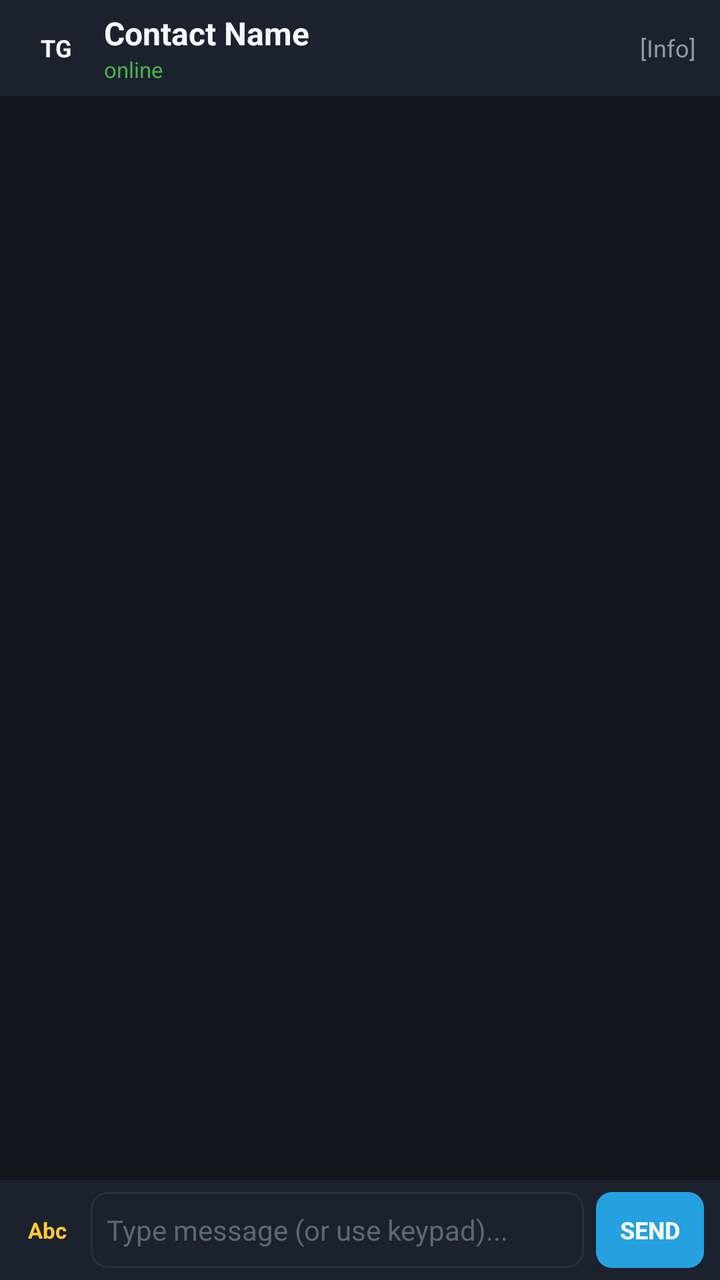
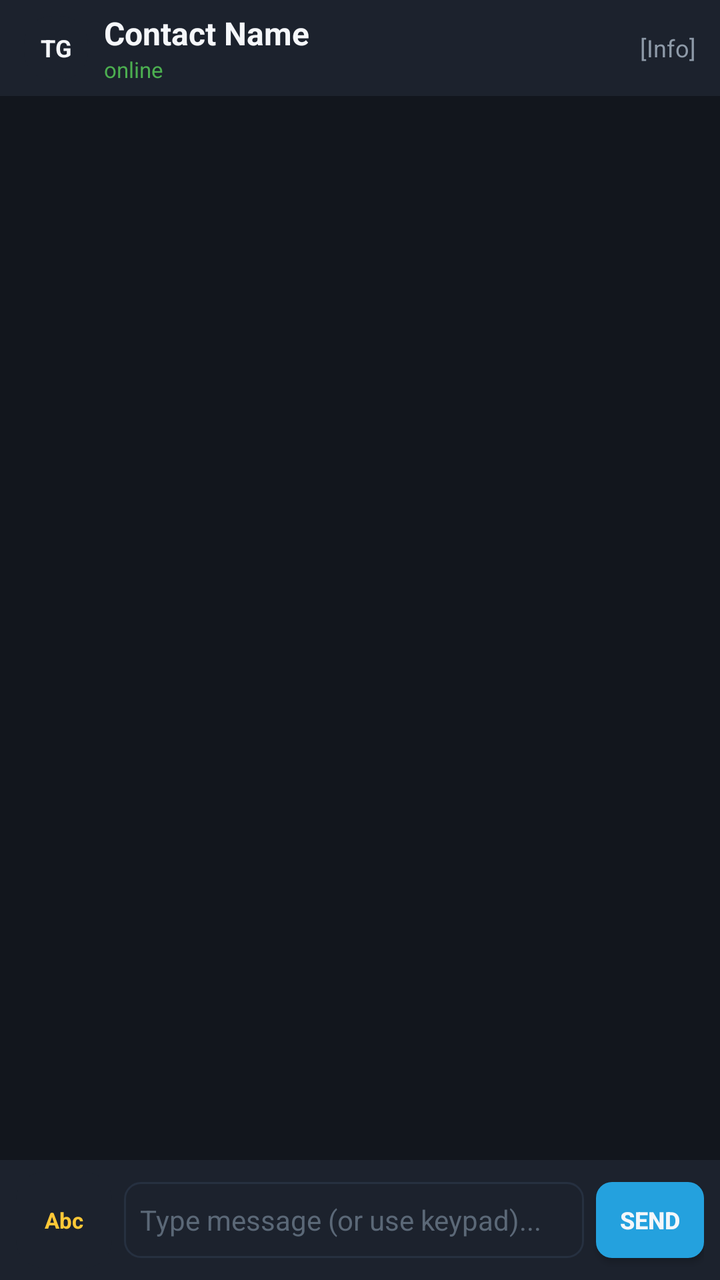

Compare the two renders of this Android layout. The source of the first and the diff that turns it into the second are given below.
<!-- AndroidManifest.xml: application theme Theme.TeleFlip -->
<!-- res/layout/view_chat_conversation.xml -->
<?xml version="1.0" encoding="utf-8"?>
<LinearLayout xmlns:android="http://schemas.android.com/apk/res/android"
    android:layout_width="match_parent"
    android:layout_height="match_parent"
    android:orientation="vertical"
    android:background="@color/bg_dark">

    
    <LinearLayout
        android:layout_width="match_parent"
        android:layout_height="48dp"
        android:orientation="horizontal"
        android:gravity="center_vertical"
        android:background="@color/bg_dark_card"
        android:paddingStart="12dp"
        android:paddingEnd="12dp">

        <FrameLayout
            android:layout_width="32dp"
            android:layout_height="32dp"
            android:layout_marginEnd="8dp">

            <ImageView
                android:id="@+id/iv_conv_avatar"
                android:layout_width="match_parent"
                android:layout_height="match_parent"
                android:scaleType="centerCrop"
                android:visibility="gone" />

            <TextView
                android:id="@+id/tv_conv_avatar"
                android:layout_width="match_parent"
                android:layout_height="match_parent"
                android:gravity="center"
                android:text="TG"
                android:textColor="@color/text_primary"
                android:textSize="12sp"
                android:textStyle="bold"
                android:background="@drawable/bg_tab_indicator" />
        </FrameLayout>

        <LinearLayout
            android:layout_width="0dp"
            android:layout_height="wrap_content"
            android:layout_weight="1"
            android:orientation="vertical">

            <TextView
                android:id="@+id/tv_conv_title"
                android:layout_width="wrap_content"
                android:layout_height="wrap_content"
                android:text="Contact Name"
                android:textColor="@color/text_primary"
                android:textSize="16sp"
                android:textStyle="bold"
                android:maxLines="1"
                android:ellipsize="end" />

            <TextView
                android:id="@+id/tv_conv_subtitle"
                android:layout_width="wrap_content"
                android:layout_height="wrap_content"
                android:text="online"
                android:textColor="@color/online_indicator"
                android:textSize="11sp"
                android:maxLines="1" />

        </LinearLayout>

        
        <TextView
            android:id="@+id/tv_conv_badge"
            android:layout_width="wrap_content"
            android:layout_height="wrap_content"
            android:text="[Info]"
            android:textColor="@color/text_secondary"
            android:textSize="12sp"
            android:focusable="false" />

    </LinearLayout>

    
    <FrameLayout
        android:layout_width="match_parent"
        android:layout_height="0dp"
        android:layout_weight="1">

        <androidx.recyclerview.widget.RecyclerView
            android:id="@+id/rv_messages"
            android:layout_width="match_parent"
            android:layout_height="match_parent"
            android:clipToPadding="false"
            android:padding="8dp"
            android:scrollbars="vertical" />

        
        <ProgressBar
            android:id="@+id/progress_messages"
            android:layout_width="wrap_content"
            android:layout_height="wrap_content"
            android:layout_gravity="center"
            android:visibility="gone" />

    </FrameLayout>

    
    <LinearLayout
        android:id="@+id/layout_voice_recording"
        android:layout_width="match_parent"
        android:layout_height="48dp"
        android:orientation="horizontal"
        android:gravity="center_vertical"
        android:background="#2E1111"
        android:paddingStart="12dp"
        android:paddingEnd="12dp"
        android:visibility="gone">

        <TextView
            android:layout_width="wrap_content"
            android:layout_height="wrap_content"
            android:text="🔴"
            android:textSize="16sp"
            android:layout_marginEnd="8dp" />

        <TextView
            android:id="@+id/tv_record_timer"
            android:layout_width="wrap_content"
            android:layout_height="wrap_content"
            android:text="00:00"
            android:textColor="#FF5252"
            android:textSize="16sp"
            android:textStyle="bold"
            android:layout_marginEnd="12dp" />

        <TextView
            android:id="@+id/tv_record_status"
            android:layout_width="0dp"
            android:layout_height="wrap_content"
            android:layout_weight="1"
            android:text="Recording... (Press OK to Stop &amp; Send)"
            android:textColor="@color/text_primary"
            android:textSize="12sp"
            android:ellipsize="end"
            android:maxLines="1" />

    </LinearLayout>

    
    <LinearLayout
        android:id="@+id/layout_compose"
        android:layout_width="match_parent"
        android:layout_height="wrap_content"
        android:orientation="horizontal"
        android:gravity="center_vertical"
        android:background="@color/bg_dark_card"
        android:paddingStart="8dp"
        android:paddingEnd="8dp"
        android:paddingTop="6dp"
        android:paddingBottom="6dp">

        
        <TextView
            android:id="@+id/tv_input_mode"
            android:layout_width="wrap_content"
            android:layout_height="wrap_content"
            android:text="Abc"
            android:textColor="@color/focus_highlight_gold"
            android:textSize="11sp"
            android:textStyle="bold"
            android:paddingStart="6dp"
            android:paddingEnd="6dp"
            android:paddingTop="3dp"
            android:paddingBottom="3dp"
            android:background="@drawable/bg_tab_indicator"
            android:layout_marginEnd="6dp" />

        
        <EditText
            android:id="@+id/et_message_input"
            android:layout_width="0dp"
            android:layout_height="wrap_content"
            android:layout_weight="1"
            android:minHeight="38dp"
            android:maxLines="3"
            android:hint="Type message (or use keypad)..."
            android:textColorHint="@color/text_hint"
            android:textColor="@color/text_primary"
            android:textSize="14sp"
            android:padding="8dp"
            android:background="@drawable/bg_edittext_selector"
            android:focusable="true"
            android:focusableInTouchMode="true"
            android:inputType="textCapSentences|textMultiLine" />

        
        <Button
            android:id="@+id/btn_send"
            android:layout_width="wrap_content"
            android:layout_height="38dp"
            android:minWidth="54dp"
            android:text="Send"
            android:textColor="@color/text_primary"
            android:textSize="12sp"
            android:textStyle="bold"
            android:background="@drawable/bg_button_selector"
            android:layout_marginStart="6dp"
            android:focusable="true" />

    </LinearLayout>

</LinearLayout>
<!-- resources referenced by this layout -->
<resources>
  <color name="bg_dark">#12161D</color>
  <color name="bg_dark_card">#1C222D</color>
  <color name="focus_highlight_gold">#FFC837</color>
  <color name="online_indicator">#4CAF50</color>
  <color name="text_hint">#5B6877</color>
  <color name="text_primary">#F5F7FA</color>
  <color name="text_secondary">#8E9AA8</color>
  <!-- drawable bg_button_selector (drawable) -->
  <?xml version="1.0" encoding="utf-8"?>
  <selector xmlns:android="http://schemas.android.com/apk/res/android">
      <item android:state_focused="true">
          <shape android:shape="rectangle">
              <solid android:color="@color/tg_blue_dark" />
              <stroke android:width="3dp" android:color="@color/focus_highlight_gold" />
              <corners android:radius="8dp" />
          </shape>
      </item>
      <item android:state_pressed="true">
          <shape android:shape="rectangle">
              <solid android:color="@color/tg_blue_dark" />
              <corners android:radius="8dp" />
          </shape>
      </item>
      <item>
          <shape android:shape="rectangle">
              <solid android:color="@color/tg_blue" />
              <corners android:radius="8dp" />
          </shape>
      </item>
  </selector>
  <!-- drawable bg_edittext_selector (drawable) -->
  <?xml version="1.0" encoding="utf-8"?>
  <selector xmlns:android="http://schemas.android.com/apk/res/android">
      <item android:state_focused="true">
          <shape android:shape="rectangle">
              <solid android:color="@color/bg_dark_card_focused" />
              <stroke android:width="2dp" android:color="@color/focus_highlight" />
              <corners android:radius="8dp" />
          </shape>
      </item>
      <item>
          <shape android:shape="rectangle">
              <solid android:color="@color/bg_dark_card" />
              <stroke android:width="1dp" android:color="@color/softkey_divider" />
              <corners android:radius="8dp" />
          </shape>
      </item>
  </selector>
  <!-- drawable bg_tab_indicator (drawable) -->
  <?xml version="1.0" encoding="utf-8"?>
  <selector xmlns:android="http://schemas.android.com/apk/res/android">
      <item android:state_selected="true">
          <shape android:shape="rectangle">
              <solid android:color="@color/tg_blue" />
              <corners android:radius="14dp" />
          </shape>
      </item>
      <item android:state_focused="true">
          <shape android:shape="rectangle">
              <solid android:color="@color/bg_dark_card_focused" />
              <stroke android:width="2dp" android:color="@color/focus_highlight" />
              <corners android:radius="14dp" />
          </shape>
      </item>
      <item>
          <shape android:shape="rectangle">
              <solid android:color="@color/bg_dark_card" />
              <corners android:radius="14dp" />
          </shape>
      </item>
  </selector>
  <style name="Theme.TeleFlip" parent="Theme.AppCompat.NoActionBar">
          <item name="android:windowBackground">@color/bg_dark</item>
          <item name="android:textColorPrimary">@color/text_primary</item>
          <item name="android:textColorSecondary">@color/text_secondary</item>
          <item name="android:colorAccent">@color/tg_blue</item>
          <item name="android:defaultFocusHighlightEnabled">true</item>
      </style>
  <color name="tg_blue_dark">#1B7AB0</color>
  <color name="tg_blue">#24A1DE</color>
  <color name="bg_dark_card_focused">#2A3649</color>
  <color name="focus_highlight">#00D2FF</color>
  <color name="softkey_divider">#263040</color>
</resources>

<!-- the commit's change to res/layout/view_chat_conversation.xml (unified diff, before → after) -->
@@ -163,6 +163,9 @@
             android:id="@+id/tv_input_mode"
             android:layout_width="wrap_content"
             android:layout_height="wrap_content"
+            android:minHeight="48dp"
+            android:minWidth="48dp"
+            android:gravity="center"
             android:text="Abc"
             android:textColor="@color/focus_highlight_gold"
             android:textSize="11sp"
